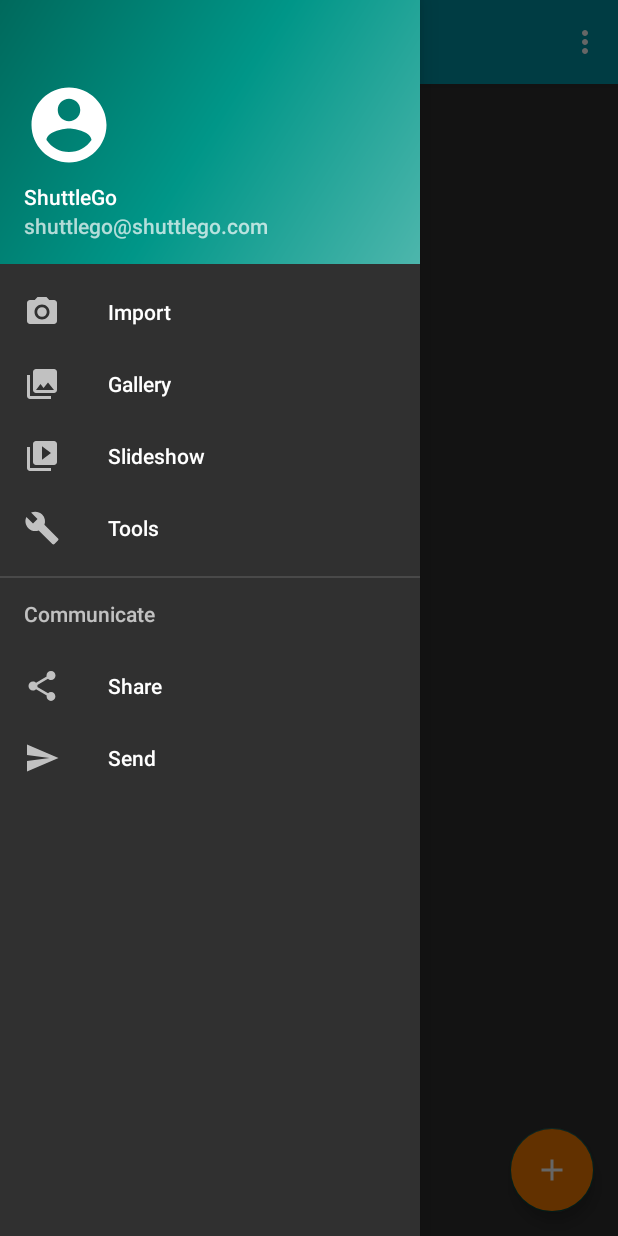
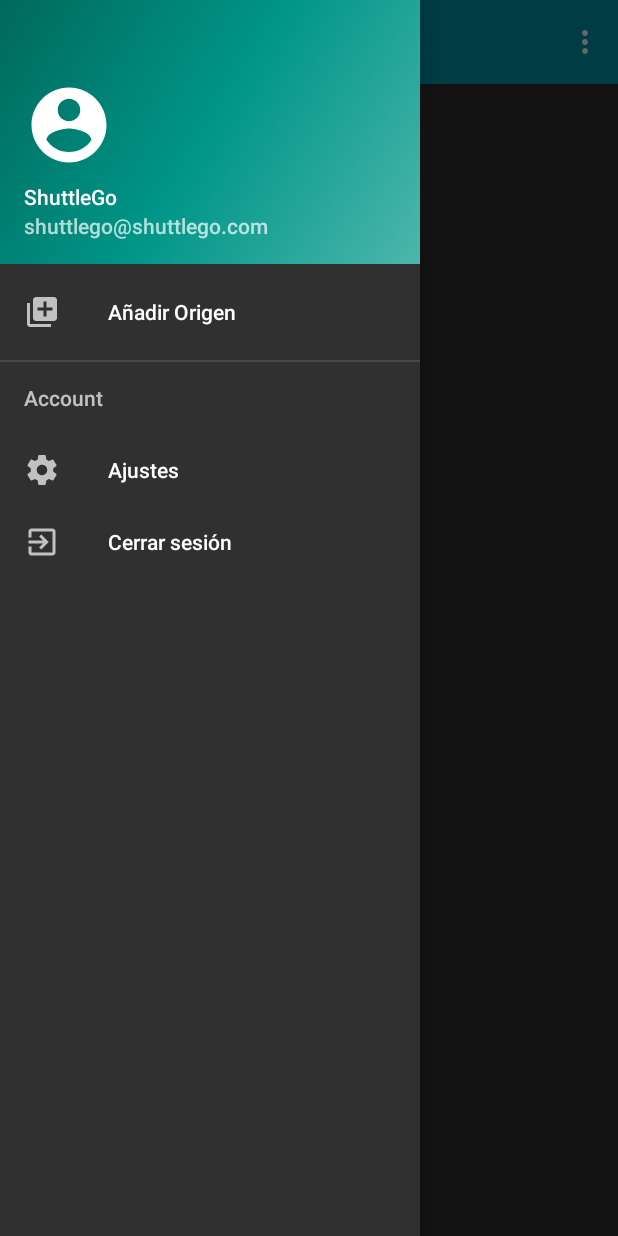
Before and after one commit to vctorChamizo/ShuttleGo_AndroidApp, an Android app: the AdminStartActivity screen opened directly, with no data from a screen before it, with the side drawer open, on a phone screen of 412 x 824 dp. Run offline under Robolectric (Android 15) with nearby library versions, the phone set to English and light mode, and no system bars; 5 statements that could not run were skipped.

Commit message:
Modificaciones visuales

```diff
--- /dev/null
+++ b/ShuttleGo/app/src/main/res/drawable/ic_delete_black_24dp.xml
@@ -0,0 +1,5 @@
+<vector android:height="40dp" android:tint="@color/colorWhite"
+    android:viewportHeight="24.0" android:viewportWidth="24.0"
+    android:width="40dp" xmlns:android="http://schemas.android.com/apk/res/android">
+    <path android:fillColor="#FF000000" android:pathData="M6,19c0,1.1 0.9,2 2,2h8c1.1,0 2,-0.9 2,-2V7H6v12zM19,4h-3.5l-1,-1h-5l-1,1H5v2h14V4z"/>
+</vector>
--- /dev/null
+++ b/ShuttleGo/app/src/main/res/drawable/ic_edit_black_24dp.xml
@@ -0,0 +1,5 @@
+<vector android:height="40dp" android:tint="@color/colorWhite"
+    android:viewportHeight="24.0" android:viewportWidth="24.0"
+    android:width="40dp" xmlns:android="http://schemas.android.com/apk/res/android">
+    <path android:fillColor="#FF000000" android:pathData="M3,17.25V21h3.75L17.81,9.94l-3.75,-3.75L3,17.25zM20.71,7.04c0.39,-0.39 0.39,-1.02 0,-1.41l-2.34,-2.34c-0.39,-0.39 -1.02,-0.39 -1.41,0l-1.83,1.83 3.75,3.75 1.83,-1.83z"/>
+</vector>
--- /dev/null
+++ b/ShuttleGo/app/src/main/res/drawable/ic_exit_to_app_black_24dp.xml
@@ -0,0 +1,5 @@
+<vector android:height="24dp" android:tint="#FFFFFF"
+    android:viewportHeight="24.0" android:viewportWidth="24.0"
+    android:width="24dp" xmlns:android="http://schemas.android.com/apk/res/android">
+    <path android:fillColor="#FF000000" android:pathData="M10.09,15.59L11.5,17l5,-5 -5,-5 -1.41,1.41L12.67,11H3v2h9.67l-2.58,2.59zM19,3H5c-1.11,0 -2,0.9 -2,2v4h2V5h14v14H5v-4H3v4c0,1.1 0.89,2 2,2h14c1.1,0 2,-0.9 2,-2V5c0,-1.1 -0.9,-2 -2,-2z"/>
+</vector>
--- /dev/null
+++ b/ShuttleGo/app/src/main/res/drawable/ic_library_add_black_24dp.xml
@@ -0,0 +1,5 @@
+<vector android:height="24dp" android:tint="#FFFFFF"
+    android:viewportHeight="24.0" android:viewportWidth="24.0"
+    android:width="24dp" xmlns:android="http://schemas.android.com/apk/res/android">
+    <path android:fillColor="#FF000000" android:pathData="M4,6L2,6v14c0,1.1 0.9,2 2,2h14v-2L4,20L4,6zM20,2L8,2c-1.1,0 -2,0.9 -2,2v12c0,1.1 0.9,2 2,2h12c1.1,0 2,-0.9 2,-2L22,4c0,-1.1 -0.9,-2 -2,-2zM19,11h-4v4h-2v-4L9,11L9,9h4L13,5h2v4h4v2z"/>
+</vector>
--- /dev/null
+++ b/ShuttleGo/app/src/main/res/drawable/ic_settings_black_24dp.xml
@@ -0,0 +1,5 @@
+<vector android:height="24dp" android:tint="#FFFFFF"
+    android:viewportHeight="24.0" android:viewportWidth="24.0"
+    android:width="24dp" xmlns:android="http://schemas.android.com/apk/res/android">
+    <path android:fillColor="#FF000000" android:pathData="M19.43,12.98c0.04,-0.32 0.07,-0.64 0.07,-0.98s-0.03,-0.66 -0.07,-0.98l2.11,-1.65c0.19,-0.15 0.24,-0.42 0.12,-0.64l-2,-3.46c-0.12,-0.22 -0.39,-0.3 -0.61,-0.22l-2.49,1c-0.52,-0.4 -1.08,-0.73 -1.69,-0.98l-0.38,-2.65C14.46,2.18 14.25,2 14,2h-4c-0.25,0 -0.46,0.18 -0.49,0.42l-0.38,2.65c-0.61,0.25 -1.17,0.59 -1.69,0.98l-2.49,-1c-0.23,-0.09 -0.49,0 -0.61,0.22l-2,3.46c-0.13,0.22 -0.07,0.49 0.12,0.64l2.11,1.65c-0.04,0.32 -0.07,0.65 -0.07,0.98s0.03,0.66 0.07,0.98l-2.11,1.65c-0.19,0.15 -0.24,0.42 -0.12,0.64l2,3.46c0.12,0.22 0.39,0.3 0.61,0.22l2.49,-1c0.52,0.4 1.08,0.73 1.69,0.98l0.38,2.65c0.03,0.24 0.24,0.42 0.49,0.42h4c0.25,0 0.46,-0.18 0.49,-0.42l0.38,-2.65c0.61,-0.25 1.17,-0.59 1.69,-0.98l2.49,1c0.23,0.09 0.49,0 0.61,-0.22l2,-3.46c0.12,-0.22 0.07,-0.49 -0.12,-0.64l-2.11,-1.65zM12,15.5c-1.93,0 -3.5,-1.57 -3.5,-3.5s1.57,-3.5 3.5,-3.5 3.5,1.57 3.5,3.5 -1.57,3.5 -3.5,3.5z"/>
+</vector>
--- a/ShuttleGo/app/src/main/res/layout/activity_add_origin.xml
+++ b/ShuttleGo/app/src/main/res/layout/activity_add_origin.xml
@@ -18,7 +18,7 @@
     </LinearLayout>
 
     <RelativeLayout
-        android:id="@+id/relative_form_login"
+        android:id="@+id/relative_form_add_origin"
         android:layout_width="match_parent"
         android:layout_height="match_parent">
 
--- a/ShuttleGo/app/src/main/res/layout/app_bar_main.xml
+++ b/ShuttleGo/app/src/main/res/layout/app_bar_main.xml
@@ -21,13 +21,4 @@
 
     <include layout="@layout/content_main" />
 
-
-    <android.support.design.widget.FloatingActionButton
-        android:id="@+id/fab"
-        android:layout_width="wrap_content"
-        android:layout_height="wrap_content"
-        android:layout_gravity="bottom|end"
-        android:layout_margin="@dimen/fab_margin"
-        android:backgroundTint="@color/colorAccent"
-        android:src="@drawable/ic_add_black_24dp" />
 </android.support.design.widget.CoordinatorLayout>
--- a/ShuttleGo/app/src/main/res/menu/activity_drawer.xml
+++ b/ShuttleGo/app/src/main/res/menu/activity_drawer.xml
@@ -5,34 +5,21 @@
 
     <group android:checkableBehavior="single">
         <item
-            android:id="@+id/nav_camera"
-            android:icon="@drawable/ic_menu_camera"
-            android:title="Import" />
-        <item
-            android:id="@+id/nav_gallery"
-            android:icon="@drawable/ic_menu_gallery"
-            android:title="Gallery" />
-        <item
-            android:id="@+id/nav_slideshow"
-            android:icon="@drawable/ic_menu_slideshow"
-            android:title="Slideshow" />
-        <item
-            android:id="@+id/nav_manage"
-            android:icon="@drawable/ic_menu_manage"
-            android:title="Tools" />
+            android:id="@+id/nav_add_origin"
+            android:icon="@drawable/ic_library_add_black_24dp"
+            android:title="Añadir Origen" />
     </group>
 
-    <item android:title="Communicate">
+    <item android:title="Account">
         <menu>
             <item
-                android:id="@+id/nav_share"
-                android:icon="@drawable/ic_menu_share"
-                android:title="Share" />
+                android:id="@+id/nav_settings_admin"
+                android:icon="@drawable/ic_settings_black_24dp"
+                android:title="Ajustes" />
             <item
-                android:id="@+id/nav_send"
-                android:icon="@drawable/ic_menu_send"
-                android:title="Send" />
+                android:id="@+id/nav_signout_admin"
+                android:icon="@drawable/ic_exit_to_app_black_24dp"
+                android:title="Cerrar sesión" />
         </menu>
     </item>
-
 </menu>
```
Also changed, not shown: ShuttleGo/app/src/main/java/tfg/shuttlego/activities/AddOriginActivity.java (+10 -0 lines), ShuttleGo/app/src/main/java/tfg/shuttlego/activities/AdminStartActivity.java (+10 -25 lines), ShuttleGo/app/src/main/res/layout/my_text_view.xml (+32 -7 lines).
